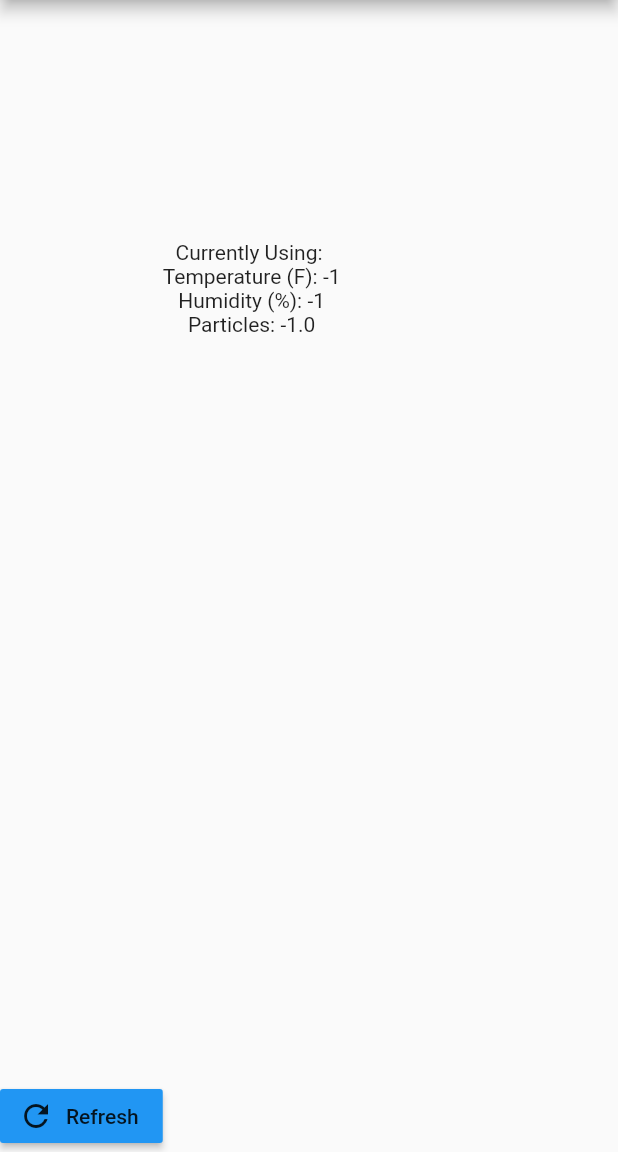
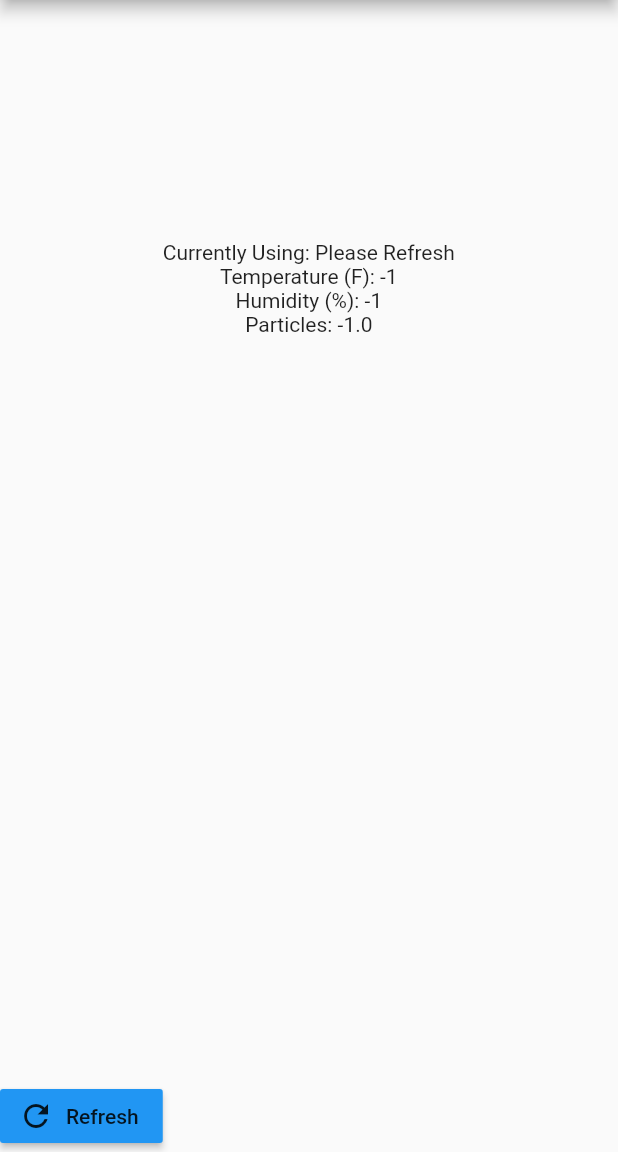
Before and after one commit to PradyMagal/BayAirea, a Flutter app: the screen it shows after launch, after a tap on "Refresh", on a phone screen of 412 x 824 dp, the part 84-1236 px from its top. Run offline on Flutter 3.47's test engine with Material 2 defaults, Android fonts, the phone set to English and light mode, and no system bars; network calls fail.

Commit message:
load on main call

```diff
--- a/lib/main.dart
+++ b/lib/main.dart
@@ -1,12 +1,15 @@
 import 'package:flutter/material.dart';
-
+import 'package:bay_airea/util/AirData.dart';
 import 'package:bay_airea/pages/home.dart';
 
 
-void main() => runApp(
-    new MaterialApp(
-  theme: new ThemeData(
+void main() {
+  new AirData();
 
-  ),
-  home: new HomePage(), //Runs home page as the first page for the user
-));
+  runApp(new MaterialApp(
+    theme: new ThemeData(),
+    home: new HomePage(), //Runs home page as the first page for the user
+  ));
+
+
+}
--- a/lib/pages/home.dart
+++ b/lib/pages/home.dart
@@ -2,8 +2,6 @@ import 'package:flutter/material.dart';
 import 'package:bay_airea/pages/settings.dart';
 import 'package:bay_airea/pages/landing_page.dart';
 import 'package:bay_airea/util/AirData.dart';
-import 'dart:convert' as convert;
-import 'package:http/http.dart' as http;
 
 
 
@@ -16,7 +14,6 @@ class _HomePageState extends State<HomePage>{
   @override
 
   Widget build(BuildContext context) {
-    new AirData();
 
 
 
--- a/lib/pages/settings.dart
+++ b/lib/pages/settings.dart
@@ -24,15 +24,11 @@ class _SettingsPageState extends State<SettingsPage> {
                 Navigator.pop(context);
               }
             ),
-
-
             new ListTile(
               title: new Text("Home" ,style: new TextStyle(fontSize: 15),),
               trailing: new Icon(Icons.home),
               onTap: ()=> Navigator.of(context).push(new MaterialPageRoute(builder: (BuildContext context) => HomePage())),
             ),
-
-
           ],
         )
       ),
@@ -40,5 +36,7 @@ class _SettingsPageState extends State<SettingsPage> {
 
       ),
     );
+
+
   }
 }
--- a/lib/util/AirData.dart
+++ b/lib/util/AirData.dart
@@ -1,11 +1,13 @@
 import 'dart:convert' as convert;
 import 'package:http/http.dart' as http;
+import 'package:flutter/material.dart';
+import 'package:bay_airea/pages/home.dart';
 
 class AirData {
   static final String key = "15130";
   static final String url = "https://www.purpleair.com/json?show=";
 
-  static String currentSensor = "";
+  static String currentSensor = "Please Refresh";
   static int temperatureF = -1;
   static int humidityPercent = -1;
   static double latitude = -1, longitude = -1;
@@ -36,7 +38,6 @@ class AirData {
     var thingspeakJSON = convert.jsonDecode(thingspeakResponse.body);
 
     AirData.particles = double.parse(thingspeakJSON["feeds"][0]["field2"]);
-
     printData();
   }
 
```
